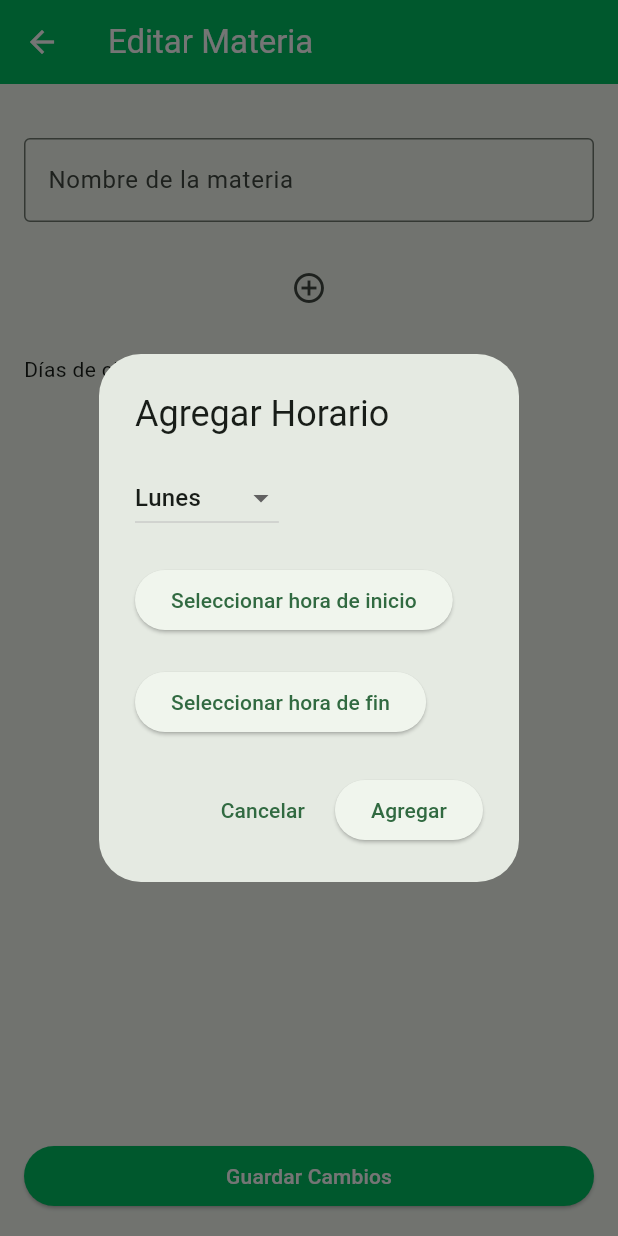
After one commit to Nayid4/maestros_master, a Flutter app: the AddMateria screen opened by its route, after a tap on the "add circle outline" icon, on a phone screen of 412 x 824 dp. The commit adds this screen. Run offline on Flutter 3.47's test engine with Material 3 defaults, Android fonts, the light colour scheme and no system bars; our stand-ins replace cloud_firestore, firebase_auth, firebase_core, get, syncfusion_flutter_calendar; missing offline and left inert: syncfusion_localizations; accounts and stored records are empty.

Commit message:
Modularizacion de la pantalla de agregar materias

```diff
--- a/lib/pages/app.dart
+++ b/lib/pages/app.dart
@@ -14,7 +14,8 @@ import 'package:maestros_master/pages/actividades.dart';
 import 'package:maestros_master/pages/home/home.dart';
 import 'package:maestros_master/pages/students/View_List_Assistance.dart';
 import 'package:maestros_master/pages/students/view_students/view_student.dart';
-import 'package:maestros_master/pages/maters/view_add_materias.dart';
+//import 'package:maestros_master/pages/maters/view_add_materias.dart';
+import 'package:maestros_master/pages/maters/add_materia/add_materia.dart';
 import 'package:syncfusion_localizations/syncfusion_localizations.dart';
 //ViewaddMaterias
 
@@ -54,7 +55,7 @@ class App extends StatelessWidget {
         "/login": (context) => const LoginGet(),
         "/home": (context) => const Home(),
         "/materias": (context) => const ViewMaterias(),
-        "/materiasAdd": (context) => const AddMaterias(),
+        "/materiasAdd": (context) => const AddMateria(),
         "/editar-materia": (context) => EditMateria(materia: ModalRoute.of(context)!.settings.arguments as Materia),
         "/actividades": (context) => const Actividades(),
         "/horario": (context) => ViewHorario(),
--- /dev/null
+++ b/lib/pages/maters/add_materia/add_materia.dart
@@ -0,0 +1,9 @@
+import 'package:flutter/material.dart';
+import 'add_materia_state.dart';
+
+class AddMateria extends StatefulWidget {
+  const AddMateria({Key? key}) : super(key: key);
+
+  @override
+  AddMateriaState createState() => AddMateriaState();
+}
--- /dev/null
+++ b/lib/pages/maters/add_materia/add_materia_state.dart
@@ -0,0 +1,108 @@
+import 'package:flutter/material.dart';
+import 'package:get/get.dart';
+import 'package:maestros_master/domain/controllers/controller_materias.dart';
+import 'package:maestros_master/domain/models/dias.dart';
+import 'package:maestros_master/domain/models/materias.dart';
+import 'package:maestros_master/pages/maters/add_materia/add_materia.dart';
+import 'package:maestros_master/provider/login_provider.dart';
+import 'package:maestros_master/widgets/add_materia/widgets/text_field.dart';
+import 'package:maestros_master/widgets/add_materia/widgets/icon_button_add_day.dart';
+import 'package:maestros_master/widgets/add_materia/widgets/days_list.dart';
+import 'package:maestros_master/widgets/add_materia/dialogs/add_day_dialog.dart';
+import 'package:maestros_master/widgets/add_materia/dialogs/edit_day_dialog.dart';
+import 'package:provider/provider.dart';
+import 'package:uuid/uuid.dart';
+
+class AddMateriaState extends State<AddMateria> {
+  final TextEditingController nombreController = TextEditingController();
+  String selectedDay = 'Lunes';
+  List<Dia> selectedDays = [];
+  final MateriasController materiasController = Get.find();
+
+  @override
+  void initState() {
+    super.initState();
+    nombreController.text = '';
+  }
+
+  @override
+  Widget build(BuildContext context) {
+    const Color miColor = Color.fromRGBO(0, 191, 99, 1);
+
+    return Scaffold(
+      appBar: AppBar(
+        title: const Text("Editar Materia", style: TextStyle(color: Colors.white)),
+        backgroundColor: miColor,
+        iconTheme: const IconThemeData(
+          color: Colors.white, // Cambia el color de la flecha de retroceso a blanco
+        ),
+      ),
+      body: SingleChildScrollView(
+        padding: const EdgeInsets.all(16.0),
+        child: Column(
+          crossAxisAlignment: CrossAxisAlignment.stretch,
+          children: [
+            const SizedBox(height: 20),
+            buildTextField(
+              controller: nombreController,
+              labelText: "Nombre de la materia",
+            ),
+            const SizedBox(height: 20),
+            buildIconButtonAddDay(context, (context) => showAddDayDialog(context, setState, selectedDays, selectedDay, [
+              'Lunes',
+              'Martes',
+              'Miércoles',
+              'Jueves',
+              'Viernes',
+              'Sábado'
+            ])),
+            const SizedBox(height: 20),
+            buildDaysList(selectedDays, context, (context, dia) => showEditDayDialog(context, setState, dia, [
+              'Lunes',
+              'Martes',
+              'Miércoles',
+              'Jueves',
+              'Viernes',
+              'Sábado'
+            ]), setState),
+          ],
+        ),
+      ),
+      bottomNavigationBar: Padding(
+        padding: const EdgeInsets.all(16.0),
+        child: ElevatedButton(
+          style: ElevatedButton.styleFrom(
+            backgroundColor: const Color.fromRGBO(0, 191, 99, 1), // Cambia el color del botón
+          ),
+          onPressed: () {
+            _addMateria(
+              nombreController.text,
+              selectedDays,
+              materiasController,
+              context,
+            );
+          },
+          child: const Text("Guardar Cambios", style: TextStyle(color: Colors.white)),
+        ),
+      ),
+    );
+  }
+
+  void _addMateria(
+      String nombre,
+      List<Dia> dias,
+      MateriasController materiasController,
+      BuildContext context) async {
+    final Materia nuevaMateria = Materia(
+      idMateria: const Uuid().v4(),
+      nombre: nombre,
+      idUsuario: Provider.of<LoginProvider>(context, listen: false)
+              .currentUser?.uid ?? '',
+      dias: dias,
+      estudiantes: [],
+    );
+
+    await materiasController.addMateria(nuevaMateria);
+    Get.back(result: true);
+  }
+}
--- /dev/null
+++ b/lib/widgets/add_materia/dialogs/add_day_dialog.dart
@@ -0,0 +1,109 @@
+import 'package:flutter/material.dart';
+import 'package:uuid/uuid.dart';
+import 'package:maestros_master/domain/models/dias.dart';
+
+void showAddDayDialog(BuildContext context, Function setState, List<Dia> selectedDays, String selectedDay, List<String> daysOfWeek) {
+  TextEditingController horaInicioController = TextEditingController();
+  TextEditingController horaFinController = TextEditingController();
+  TimeOfDay? selectedHoraInicio;
+  TimeOfDay? selectedHoraFin;
+  String tempSelectedDay = selectedDay;
+
+  showDialog(
+    context: context,
+    builder: (context) {
+      return StatefulBuilder(
+        builder: (context, setState) {
+          return AlertDialog(
+            title: const Text("Agregar Horario"),
+            content: Column(
+              mainAxisSize: MainAxisSize.min,
+              crossAxisAlignment: CrossAxisAlignment.start,
+              children: [
+                DropdownButton<String>(
+                  value: tempSelectedDay,
+                  onChanged: (String? newValue) {
+                    if (newValue != null) {
+                      setState(() {
+                        tempSelectedDay = newValue;
+                      });
+                    }
+                  },
+                  items: daysOfWeek.map<DropdownMenuItem<String>>((String value) {
+                    return DropdownMenuItem<String>(
+                      value: value,
+                      child: Text(value),
+                    );
+                  }).toList(),
+                ),
+                const SizedBox(height: 20),
+                ElevatedButton(
+                  onPressed: () async {
+                    final TimeOfDay? picked = await showTimePicker(
+                      context: context,
+                      initialTime: TimeOfDay.now(),
+                    );
+                    if (picked != null) {
+                      setState(() {
+                        selectedHoraInicio = picked;
+                        horaInicioController.text = picked.format(context);
+                      });
+                    }
+                  },
+                  child: const Text("Seleccionar hora de inicio"),
+                ),
+                if (horaInicioController.text.isNotEmpty)
+                  Text("Hora de inicio seleccionada: ${horaInicioController.text}"),
+                const SizedBox(height: 20),
+                ElevatedButton(
+                  onPressed: () async {
+                    final TimeOfDay? picked = await showTimePicker(
+                      context: context,
+                      initialTime: TimeOfDay.now(),
+                    );
+                    if (picked != null) {
+                      setState(() {
+                        selectedHoraFin = picked;
+                        horaFinController.text = picked.format(context);
+                      });
+                    }
+                  },
+                  child: const Text("Seleccionar hora de fin"),
+                ),
+                if (horaFinController.text.isNotEmpty)
+                  Text("Hora de fin seleccionada: ${horaFinController.text}"),
+              ],
+            ),
+            actions: <Widget>[
+              TextButton(
+                onPressed: () {
+                  Navigator.of(context).pop();
+                },
+                child: const Text('Cancelar'),
+              ),
+              ElevatedButton(
+                onPressed: () {
+                  if (selectedHoraInicio != null && selectedHoraFin != null) {
+                    Dia newDay = Dia(
+                      idDia: const Uuid().v4(),
+                      nombreDia: tempSelectedDay,
+                      horaInicio: DateTime(0, 0, 0, selectedHoraInicio!.hour, selectedHoraInicio!.minute),
+                      horaFin: DateTime(0, 0, 0, selectedHoraFin!.hour, selectedHoraFin!.minute),
+                    );
+                    setState(() {
+                      selectedDays.add(newDay);
+                    });
+                    Navigator.of(context).pop();
+                  } else {
+                    // Manejar el caso en el que una o ambas horas no están seleccionadas
+                  }
+                },
+                child: const Text('Agregar'),
+              ),
+            ],
+          );
+        },
+      );
+    },
+  );
+}
--- /dev/null
+++ b/lib/widgets/add_materia/widgets/days_list.dart
@@ -0,0 +1,48 @@
+import 'package:flutter/material.dart';
+import 'package:maestros_master/domain/models/dias.dart';
+
+Widget buildDaysList(List<Dia> selectedDays, BuildContext context, Function showEditDayDialog, Function setState) {
+  return Column(
+    crossAxisAlignment: CrossAxisAlignment.start,
+    children: [
+      const Text("Días de clase"),
+      if (selectedDays.isNotEmpty)
+        Column(
+          children: selectedDays.map((day) {
+            return Card(
+              child: ListTile(
+                title: Text(day.nombreDia),
+                subtitle: Text(
+                    'Inicio: ${_formatTimeOfDay(context, day.horaInicio)} - Fin: ${_formatTimeOfDay(context, day.horaFin)}'),
+                trailing: Row(
+                  mainAxisSize: MainAxisSize.min,
+                  children: [
+                    IconButton(
+                      icon: const Icon(Icons.edit),
+                      onPressed: () {
+                        showEditDayDialog(context, day);
+                      },
+                    ),
+                    IconButton(
+                      icon: const Icon(Icons.delete),
+                      onPressed: () {
+                        setState(() {
+                          selectedDays.remove(day);
+                        });
+                      },
+                    ),
+                  ],
+                ),
+              ),
+            );
+          }).toList(),
+        ),
+    ],
+  );
+}
+
+String _formatTimeOfDay(BuildContext context, DateTime dateTime) {
+  final TimeOfDay time = TimeOfDay.fromDateTime(dateTime);
+  final localizations = MaterialLocalizations.of(context);
+  return localizations.formatTimeOfDay(time, alwaysUse24HourFormat: false);
+}
--- /dev/null
+++ b/lib/widgets/add_materia/widgets/icon_button_add_day.dart
@@ -0,0 +1,10 @@
+import 'package:flutter/material.dart';
+
+Widget buildIconButtonAddDay(BuildContext context, Function showAddDayDialog) {
+  return IconButton(
+    onPressed: () {
+      showAddDayDialog(context);
+    },
+    icon: const Icon(Icons.add_circle_outline),
+  );
+}
--- /dev/null
+++ b/lib/widgets/add_materia/widgets/text_field.dart
@@ -0,0 +1,11 @@
+import 'package:flutter/material.dart';
+
+Widget buildTextField({required TextEditingController controller, required String labelText}) {
+  return TextField(
+    controller: controller,
+    decoration: InputDecoration(
+      labelText: labelText,
+      border: const OutlineInputBorder(),
+    ),
+  );
+}
```
Also changed, not shown: lib/widgets/add_materia/dialogs/edit_day_dialog.dart (added, +103 -0 lines), lib/widgets/add_materia/widgets/drop_down_button.dart (added, +27 -0 lines), lib/widgets/add_materia/widgets/time_picker.dart (added, +35 -0 lines).
